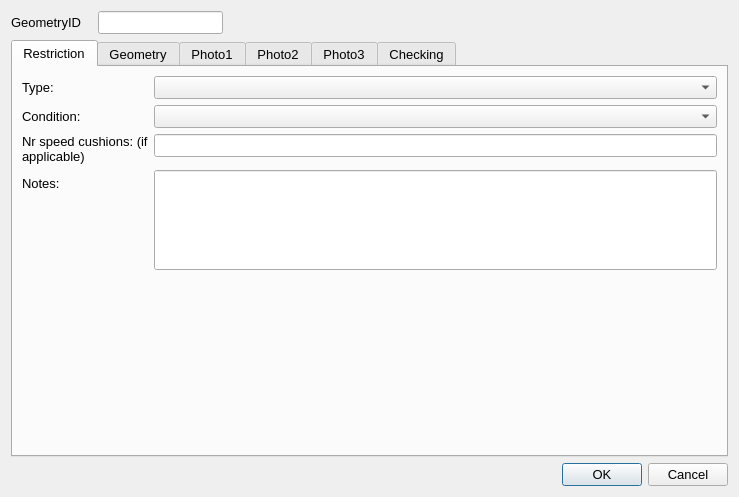
Above: ui/Traffic_Calming.ui from tlh22/demandForm before the change. Below: the same form after it.
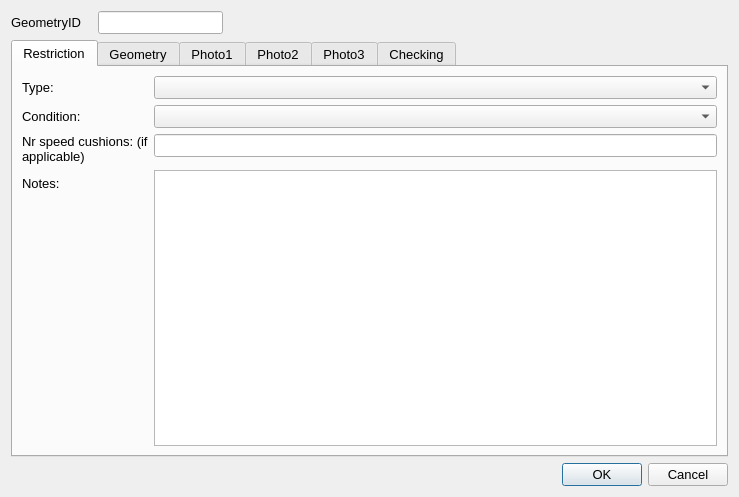
That is the form after the change. Icons and pictures are not drawn.

Patch:
```diff
--- a/ui/Traffic_Calming.ui
+++ b/ui/Traffic_Calming.ui
@@ -145,19 +145,6 @@
          </property>
         </widget>
        </item>
-       <item row="7" column="1">
-        <widget class="QLineEdit" name="Notes">
-         <property name="minimumSize">
-          <size>
-           <width>0</width>
-           <height>100</height>
-          </size>
-         </property>
-         <property name="alignment">
-          <set>Qt::AlignLeading|Qt::AlignLeft|Qt::AlignTop</set>
-         </property>
-        </widget>
-       </item>
        <item row="6" column="0">
         <widget class="QLabel" name="label_3">
          <property name="text">
@@ -171,6 +158,9 @@
        <item row="6" column="1">
         <widget class="QLineEdit" name="NrCushions"/>
        </item>
+       <item row="7" column="1">
+        <widget class="QTextEdit" name="Notes"/>
+       </item>
       </layout>
      </widget>
      <widget class="QWidget" name="Geometry">
```
